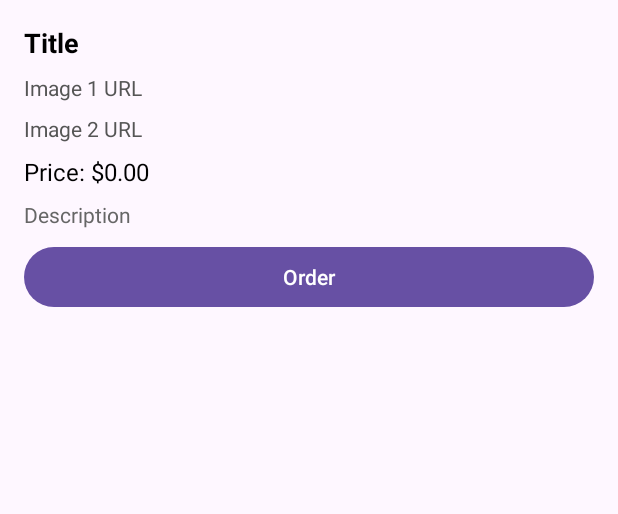
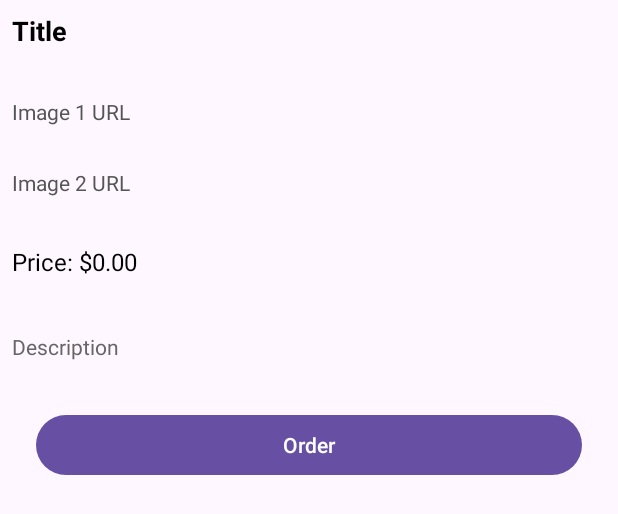
Before and after one commit to pongfei/ShopMaiNew, an Android app: the layout row.xml on its own in the app's theme, with its tools: preview values and no code run, on a phone screen of 412 x 824 dp. Shown: the top 514 px of the screen. Run offline under Robolectric (Android 15) with nearby library versions, the phone set to English and light mode, and no system bars.

Commit message:
menu -> DetailPage (no pic)

```diff
--- a/app/src/main/AndroidManifest.xml
+++ b/app/src/main/AndroidManifest.xml
@@ -13,6 +13,9 @@
         android:theme="@style/Theme.Shopmai"
         tools:targetApi="31">
         <activity
+            android:name=".Model.ItemDetail"
+            android:exported="false" />
+        <activity
             android:name=".MainActivity"
             android:exported="true">
             <intent-filter>
--- a/app/src/main/java/com/egci428/shopmai/Adapter/MenuAdapter.kt
+++ b/app/src/main/java/com/egci428/shopmai/Adapter/MenuAdapter.kt
@@ -1,6 +1,7 @@
 package com.egci428.shopmai.Adapter
 
 import android.content.Context
+import android.content.Intent
 import android.os.Message
 import android.view.LayoutInflater
 import android.view.View
@@ -11,6 +12,7 @@ import android.widget.ImageView
 import android.widget.TextView
 import android.widget.Toast
 import androidx.recyclerview.widget.RecyclerView
+import com.egci428.shopmai.Model.ItemDetail
 import com.egci428.shopmai.Model.Menu
 import com.egci428.shopmai.R
 
@@ -21,6 +23,7 @@ class MenuAdapter(
 
 ) : ArrayAdapter<Menu>(mContext, layoutResId, menuList) {
     override fun getView(position: Int, convertView: View?, parent: ViewGroup): View {
+        //inflate is the row.xml
         val inflater = LayoutInflater.from(mContext)
         val view = inflater.inflate(layoutResId, null)
 
@@ -42,7 +45,17 @@ class MenuAdapter(
 
         // Handle button click
         orderBtn.setOnClickListener {
+
+            val intent = Intent(mContext, ItemDetail::class.java)
+            intent.putExtra("titleTextView", titleTextView.text.toString())
+//            intent.putExtra("img1TextView", TextView.text.toString())
+            intent.putExtra("priceTextView", priceTextView.text.toString())
+            intent.putExtra("descriptionTextView", descriptionTextView.text.toString())
+
+            mContext.startActivity(intent) //use mContext when in adapter class
+
             Toast.makeText(mContext, "Order submitted for ${menu.title}!", Toast.LENGTH_SHORT).show()
+
         }
 
         return view
--- a/app/src/main/java/com/egci428/shopmai/MainActivity.kt
+++ b/app/src/main/java/com/egci428/shopmai/MainActivity.kt
@@ -15,7 +15,6 @@ class MainActivity : AppCompatActivity() {
     private lateinit var adapter: MenuAdapter
     private lateinit var dataReference: FirebaseFirestore
 //    private lateinit var orderBtn: Button
-
 
 
     override fun onCreate(savedInstanceState: Bundle?) {
--- a/app/src/main/res/layout/activity_detial.xml
+++ b/app/src/main/res/layout/activity_detial.xml
@@ -42,7 +42,7 @@
         app:srcCompat="@drawable/black_forest_cake_2" />
 
     <TextView
-        android:id="@+id/infoPrice"
+        android:id="@+id/priceInfo"
         android:layout_width="0dp"
         android:layout_height="wrap_content"
         android:layout_marginStart="16dp"
@@ -65,10 +65,10 @@
         android:textSize="20sp"
         app:layout_constraintEnd_toEndOf="parent"
         app:layout_constraintStart_toStartOf="parent"
-        app:layout_constraintTop_toBottomOf="@+id/infoPrice" />
+        app:layout_constraintTop_toBottomOf="@+id/priceInfo" />
 
     <TextView
-        android:id="@+id/infoDesc"
+        android:id="@+id/descInfo"
         android:layout_width="0dp"
         android:layout_height="wrap_content"
         android:layout_marginStart="16dp"
@@ -90,6 +90,6 @@
         android:text="Add to Cart"
         app:layout_constraintEnd_toEndOf="parent"
         app:layout_constraintStart_toStartOf="parent"
-        app:layout_constraintTop_toBottomOf="@+id/infoDesc" />
+        app:layout_constraintTop_toBottomOf="@+id/descInfo" />
 
 </androidx.constraintlayout.widget.ConstraintLayout>
--- a/app/src/main/res/layout/row.xml
+++ b/app/src/main/res/layout/row.xml
@@ -1,64 +1,95 @@
 <?xml version="1.0" encoding="utf-8"?>
-<LinearLayout xmlns:android="http://schemas.android.com/apk/res/android"
+<androidx.constraintlayout.widget.ConstraintLayout
+    xmlns:android="http://schemas.android.com/apk/res/android"
+    xmlns:app="http://schemas.android.com/apk/res-auto"
     android:layout_width="match_parent"
     android:layout_height="wrap_content"
-    android:orientation="vertical"
-    android:padding="16dp">
+    android:padding="8dp">
 
-    <!-- Title of the message -->
+    <!-- Title -->
     <TextView
         android:id="@+id/messageTitle"
-        android:layout_width="match_parent"
+        android:layout_width="0dp"
         android:layout_height="wrap_content"
-        android:paddingBottom="8dp"
         android:text="Title"
+        android:textSize="18sp"
+        android:textStyle="bold"
         android:textColor="#000"
-        android:textSize="18sp"
-        android:textStyle="bold" />
+        app:layout_constraintStart_toStartOf="parent"
+        app:layout_constraintTop_toTopOf="parent"
+        app:layout_constraintEnd_toEndOf="parent" />
 
-    <!-- First string (img1 as a string) -->
-    <TextView
-        android:id="@+id/messageImg1"
-        android:layout_width="match_parent"
-        android:layout_height="wrap_content"
-        android:paddingBottom="8dp"
-        android:text="Image 1 URL"
-        android:textColor="#555"
-        android:textSize="14sp" />
+    <!-- Image 1 -->
 
-    <!-- Second string (img2 as a string) -->
-    <TextView
-        android:id="@+id/messageImg2"
-        android:layout_width="match_parent"
-        android:layout_height="wrap_content"
-        android:paddingBottom="8dp"
-        android:text="Image 2 URL"
-        android:textColor="#555"
-        android:textSize="14sp" />
+    <!-- Image 2 -->
 
     <!-- Price -->
-    <TextView
-        android:id="@+id/messagePrice"
-        android:layout_width="match_parent"
-        android:layout_height="wrap_content"
-        android:paddingBottom="8dp"
-        android:text="Price: $0.00"
-        android:textColor="#000"
-        android:textSize="16sp" />
 
     <!-- Description -->
     <TextView
+        android:id="@+id/messageImg1"
+        android:layout_width="0dp"
+        android:layout_height="wrap_content"
+        android:layout_marginTop="32dp"
+        android:text="Image 1 URL"
+        android:textColor="#555"
+        android:textSize="14sp"
+        app:layout_constraintEnd_toEndOf="parent"
+        app:layout_constraintHorizontal_bias="0.0"
+        app:layout_constraintStart_toStartOf="parent"
+        app:layout_constraintTop_toBottomOf="@id/messageTitle" />
+
+    <TextView
+        android:id="@+id/messageImg2"
+        android:layout_width="0dp"
+        android:layout_height="wrap_content"
+        android:layout_marginTop="28dp"
+        android:text="Image 2 URL"
+        android:textColor="#555"
+        android:textSize="14sp"
+        app:layout_constraintEnd_toEndOf="parent"
+        app:layout_constraintHorizontal_bias="0.0"
+        app:layout_constraintStart_toStartOf="parent"
+        app:layout_constraintTop_toBottomOf="@id/messageImg1" />
+
+    <!-- Order Button -->
+    <TextView
+        android:id="@+id/messagePrice"
+        android:layout_width="0dp"
+        android:layout_height="wrap_content"
+        android:layout_marginTop="32dp"
+        android:text="Price: $0.00"
+        android:textColor="#000"
+        android:textSize="16sp"
+        app:layout_constraintEnd_toEndOf="parent"
+        app:layout_constraintHorizontal_bias="0.0"
+        app:layout_constraintStart_toStartOf="parent"
+        app:layout_constraintTop_toBottomOf="@id/messageImg2" />
+
+    <TextView
         android:id="@+id/messageDescription"
-        android:layout_width="match_parent"
+        android:layout_width="0dp"
         android:layout_height="wrap_content"
-        android:paddingBottom="8dp"
+        android:layout_marginTop="36dp"
         android:text="Description"
         android:textColor="#666"
-        android:textSize="14sp" />
+        android:textSize="14sp"
+        app:layout_constraintEnd_toEndOf="parent"
+        app:layout_constraintHorizontal_bias="0.0"
+        app:layout_constraintStart_toStartOf="parent"
+        app:layout_constraintTop_toBottomOf="@id/messagePrice" />
 
     <Button
         android:id="@+id/orderBtn"
-        android:layout_width="match_parent"
+        android:layout_width="0dp"
         android:layout_height="wrap_content"
-        android:text="Order" />
-</LinearLayout>
+        android:layout_marginStart="16dp"
+        android:layout_marginTop="32dp"
+        android:layout_marginEnd="16dp"
+        android:text="Order"
+        app:layout_constraintEnd_toEndOf="parent"
+        app:layout_constraintHorizontal_bias="0.498"
+        app:layout_constraintStart_toStartOf="parent"
+        app:layout_constraintTop_toBottomOf="@id/messageDescription" />
+
+</androidx.constraintlayout.widget.ConstraintLayout>
```
